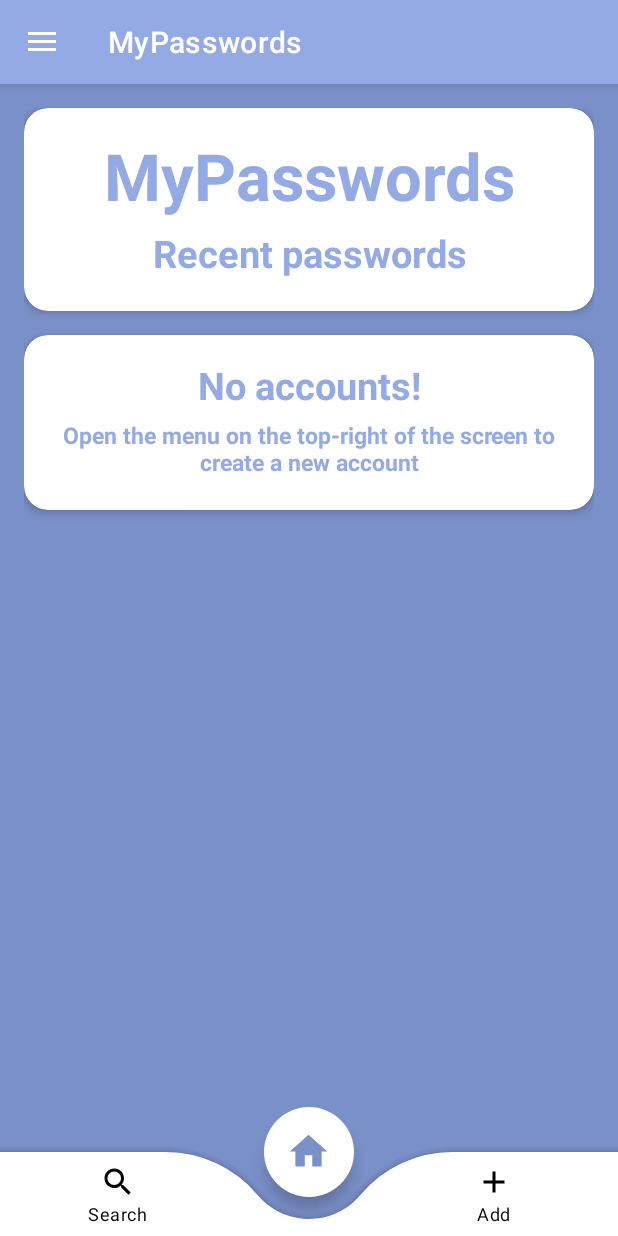
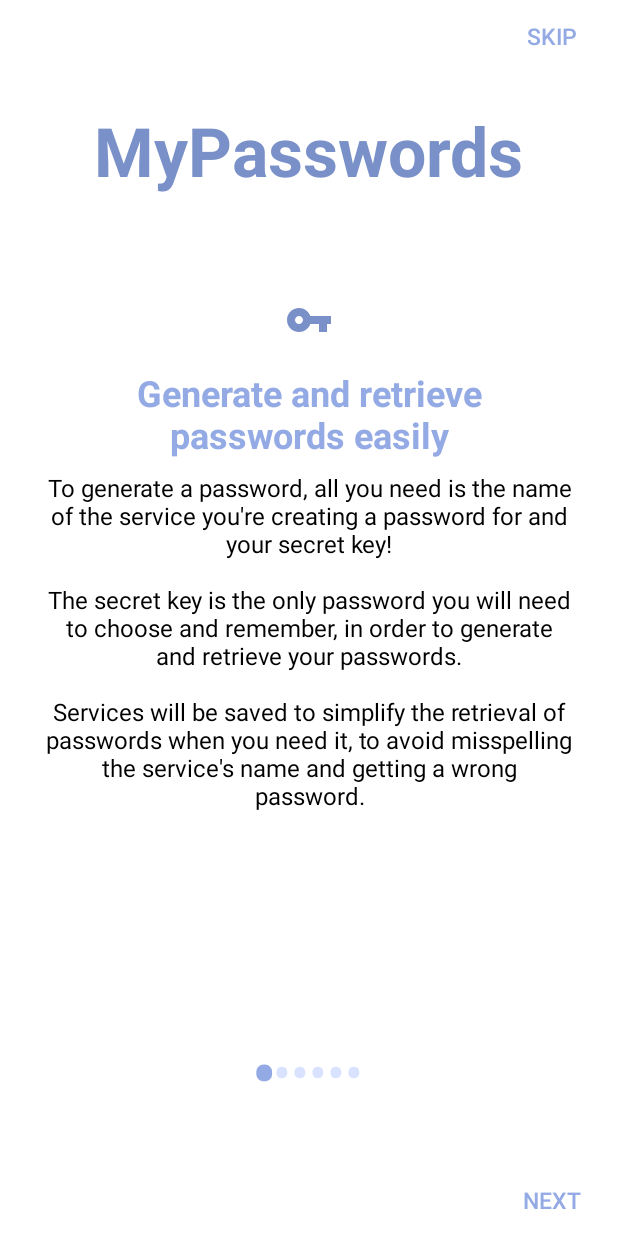
Before and after one commit to Bregaa/MyPasswordsAndroidApp, an Android app: the screen it shows after launch (MainActivity before the commit, OnboardingActivity after it), on a phone screen of 412 x 824 dp. Run offline under Robolectric (Android 15) with nearby library versions, the phone set to English and light mode, and no system bars.

Commit message:
Added most of the onboarding activity

```diff
--- a/app/build.gradle
+++ b/app/build.gradle
@@ -47,4 +47,5 @@ dependencies {
     testImplementation 'junit:junit:4.13.2'
     androidTestImplementation 'androidx.test.ext:junit:1.1.5'
     androidTestImplementation 'androidx.test.espresso:espresso-core:3.5.1'
+    implementation 'androidx.viewpager2:viewpager2:1.0.0'
 }
--- a/app/src/main/java/it/matteobreganni/mypasswords/ui/MainActivity.java
+++ b/app/src/main/java/it/matteobreganni/mypasswords/ui/MainActivity.java
@@ -11,9 +11,10 @@ import androidx.fragment.app.FragmentManager;
 import androidx.fragment.app.FragmentTransaction;
 
 import android.content.Context;
+import android.content.Intent;
+import android.content.SharedPreferences;
 import android.content.res.ColorStateList;
 import android.os.Bundle;
-import android.util.Log;
 import android.view.Menu;
 import android.view.MenuItem;
 import android.view.View;
@@ -29,7 +30,6 @@ import java.util.List;
 
 import it.matteobreganni.mypasswords.R;
 import it.matteobreganni.mypasswords.databinding.ActivityMainBinding;
-import utils.EncryptionHandlers;
 import utils.FileHandlers;
 import utils.OtherFunctions;
 
@@ -47,14 +47,25 @@ public class MainActivity extends AppCompatActivity {
         binding = ActivityMainBinding.inflate(getLayoutInflater());
         setContentView(binding.getRoot());
 
-        /*Setting default stuff*/
+        // Check if the introduction has been shown fully
+        SharedPreferences prefs = getSharedPreferences("myPrefs", MODE_PRIVATE);
+        boolean hasIntroductionBeenShown = prefs.getBoolean("hasIntroductionBeenShown", false);
+        if (!hasIntroductionBeenShown) {
+            // Launch IntroductionActivity
+            Intent intent = new Intent(MainActivity.this, OnboardingActivity.class);
+            startActivity(intent);
+            finish();
+            return;
+        }
+
+        // Setting default stuff
         replaceFragment(new HomeFragment(), "HomeFragment");    // Set the default fragment
         binding.drawerNavigationView.getMenu().getItem(0).setChecked(true);; // Set the default selected item of the drawer menu
         binding.bottomNavigationView.setSelectedItemId(R.id.home);  // Set the default selected item of the bottom menu
         binding.bottomNavigationView.setBackground(null);
         initializeDrawerMenuAccountsList(this); // Initializes the drawer menu's items with the saved accounts
 
-        /*Drawer menu initializations*/
+        // Drawer menu initializations
         toggle = new ActionBarDrawerToggle(this, binding.drawerLayout, R.string.navigation_drawer_open, R.string.navigation_drawer_close);  // Links drawer to the action bar
         binding.drawerLayout.addDrawerListener(toggle); // Toggle will handle the interactions between action bar and drawer
         toggle.syncState(); // Syncs the action bar icon to the state of the drawer
--- /dev/null
+++ b/app/src/main/java/it/matteobreganni/mypasswords/ui/OnboardingActivity.java
@@ -0,0 +1,161 @@
+package it.matteobreganni.mypasswords.ui;
+
+import androidx.appcompat.app.AppCompatActivity;
+import androidx.viewpager2.widget.ViewPager2;
+
+import android.content.Intent;
+import android.content.SharedPreferences;
+import android.os.Bundle;
+import android.text.Html;
+import android.util.Log;
+import android.view.View;
+import android.view.animation.Animation;
+import android.view.animation.AnimationUtils;
+import android.widget.Button;
+import android.widget.LinearLayout;
+import android.widget.TextView;
+
+import java.util.ArrayList;
+import java.util.List;
+
+import it.matteobreganni.mypasswords.R;
+import utils.SlideItem;
+import utils.SliderAdapter;
+
+public class OnboardingActivity extends AppCompatActivity {
+
+    private ViewPager2 sliderViewPager;
+    private SliderAdapter sliderAdapter;
+    private List<SlideItem> slideItems;
+    private LinearLayout dotsLayout;
+    private TextView[] dots;
+    private Button sliderNextButton, sliderSkipButton, sliderBeginButton, sliderBackButton;
+    private boolean firstLoad = true;
+    private Animation slideUpAnimation;
+
+    @Override
+    protected void onCreate(Bundle savedInstanceState) {
+        super.onCreate(savedInstanceState);
+        setContentView(R.layout.activity_onboarding);
+
+        sliderViewPager = findViewById(R.id.sliderViewPager);
+        dotsLayout = findViewById(R.id.dotsLayout);
+        sliderNextButton = findViewById(R.id.sliderNextButton);
+        sliderSkipButton = findViewById(R.id.sliderSkipButton);
+        sliderBackButton = findViewById(R.id.sliderBackButton);
+        sliderBeginButton = findViewById(R.id.sliderBeginButton);
+
+        slideUpAnimation = AnimationUtils.loadAnimation(this, R.anim.slide_up);
+
+        slideItems = new ArrayList<>();
+        slideItems.add(new SlideItem(R.drawable.ic_baseline_vpn_key_24, "Generate and retrieve passwords easily", "To generate a password, all you need is the name of the service you're creating a password for and your secret key!" +
+                "\n\nThe secret key is the only password you will need to choose and remember, in order to generate and retrieve your passwords." +
+                "\n\nServices will be saved to simplify the retrieval of passwords when you need it, to avoid misspelling the service's name and getting a wrong password."));
+        slideItems.add(new SlideItem(R.drawable.ic_baseline_new_label_24, "Simplify password retrievals through aliases", "Adding aliases to your services will simplify their research when you need them!" +
+                "\n\nFor example, on the \"Google\" service, you could add \"Youtube\" and \"Gmail\" as aliases, since they all have the same password that has been generated through the \"Google\" service name."));
+        slideItems.add(new SlideItem(R.drawable.ic_baseline_switch_account_24, "Manage multiple profiles", "Create a different profile for each one of your emails." +
+                "\n\nDifferent profiles will generate different passwords for the same services, even if the secret key is the same! If you wish, you can also use different secret keys across different profiles."));
+        slideItems.add(new SlideItem(R.drawable.ic_baseline_lock_24, "Keep your passwords safe", "What is the safest way to store passwords? Not storing them!" +
+                "\n\nThanks to the generation mechanism none of the generated passwords have to be saved anywhere, because you will be able to re-generate the same exact passwords by choosing the same service name and writing your secret key!" +
+                "\n\nAlso, MyPasswords saves the necessary data to manage the app locally on your device, nothing is saved in the cloud or shared in any way."));
+        slideItems.add(new SlideItem(R.drawable.ic_baseline_info_24, "How does it work?", "Each password is created by hashing the combination of the profile's email, the service you need a password for, and a secret key you choose. " +
+                "\n\nThe hash mechanism ensures the same password is generated every time the same three parameters are used. Different emails, services or secret keys will generate different passwords. This means that only you are able to re-generate your passwords" +
+                "\n\nFor example, \"email@email.com\", \"google\" and \"mypassword\" will always generate the password \"hq5Pf2I27s+Ty1i\" (try it yourself in the app!)."));
+        slideItems.add(new SlideItem(R.drawable.ic_baseline_code_24, "A source-available project", "This app is free and it's source code is available on Github. If you're not sure about it's security, feel free to check the code and build the app yourself!" +
+                "\n\nIf you need any more info on how the app works, visit the github page below!" +
+                "\n\n\nEnjoy the app, " +
+                "\nMatteo Breganni"));
+
+        sliderAdapter = new SliderAdapter(this, slideItems);
+        sliderViewPager.setAdapter(sliderAdapter);
+
+        addDotsIndicator(0);
+        sliderViewPager.registerOnPageChangeCallback(new ViewPager2.OnPageChangeCallback() {
+            @Override
+            public void onPageSelected(int position) {
+                if (!firstLoad) {
+                    addDotsIndicator(position);
+                }
+                firstLoad = false;
+
+                if (position == 0){
+                    sliderBackButton.setVisibility(View.INVISIBLE);
+                    sliderNextButton.setVisibility(View.VISIBLE);
+                    sliderSkipButton.setVisibility(View.VISIBLE);
+                    sliderBeginButton.setVisibility(View.INVISIBLE);
+                } else if (position == slideItems.size() - 1) {
+                    sliderBackButton.setVisibility(View.INVISIBLE);
+                    sliderNextButton.setVisibility(View.INVISIBLE);
+                    sliderSkipButton.setVisibility(View.INVISIBLE);
+                    sliderBeginButton.setVisibility(View.VISIBLE);
+
+                    sliderBeginButton.startAnimation(slideUpAnimation);
+                } else {
+                    sliderBackButton.setVisibility(View.VISIBLE);
+                    sliderNextButton.setVisibility(View.VISIBLE);
+                    sliderSkipButton.setVisibility(View.VISIBLE);
+                    sliderBeginButton.setVisibility(View.INVISIBLE);
+
+                    sliderBeginButton.clearAnimation();
+                }
+            }
+        });
+
+        sliderBackButton.setOnClickListener(v -> {
+            int currentItem = sliderViewPager.getCurrentItem();
+            if (currentItem > 0) {
+                sliderViewPager.setCurrentItem(currentItem - 1);
+            }
+        });
+
+        sliderNextButton.setOnClickListener(v -> {
+            int currentItem = sliderViewPager.getCurrentItem();
+            if (currentItem < slideItems.size() - 1) {
+                sliderViewPager.setCurrentItem(currentItem + 1);
+            }
+        });
+
+        sliderSkipButton.setOnClickListener(v -> {
+            sliderViewPager.setCurrentItem(slideItems.size() - 1, true);
+        });
+
+        sliderBeginButton.setOnClickListener(v -> {
+            introductionHasBeenShown();
+            navigateToMainActivity();
+        });
+    }
+
+    private void addDotsIndicator(int position) {
+        dots = new TextView[slideItems.size()];
+        dotsLayout.removeAllViews();
+
+        for (int i = 0; i < dots.length; i++) {
+            dots[i] = new TextView(this);
+            dots[i].setText("\u2022");
+            dots[i].setTextSize(35);
+            dots[i].setTextColor(getColor(R.color.inactiveDotColor));
+            dots[i].setScaleX(1.0f);
+            dots[i].setScaleY(1.0f);
+            dotsLayout.addView(dots[i]);
+        }
+
+        if (dots.length > 0) {
+            dots[position].setTextColor(getColor(R.color.activeDotColor));
+
+            dots[position].animate().scaleX(1.5f).scaleY(1.5f).setDuration(300).start();
+        }
+    }
+
+    private void introductionHasBeenShown() {
+        SharedPreferences prefs = getSharedPreferences("myPrefs", MODE_PRIVATE);
+        SharedPreferences.Editor editor = prefs.edit();
+        editor.putBoolean("hasIntroductionBeenShown", true);
+        editor.apply();
+    }
+
+    private void navigateToMainActivity() {
+        Intent intent = new Intent(OnboardingActivity.this, MainActivity.class);
+        startActivity(intent);
+        finish();
+    }
+}
--- /dev/null
+++ b/app/src/main/java/utils/SlideItem.java
@@ -0,0 +1,26 @@
+package utils;
+
+public class SlideItem {
+
+    private int image;
+    private String title;
+    private String description;
+
+    public SlideItem(int image, String title, String description) {
+        this.image = image;
+        this.title = title;
+        this.description = description;
+    }
+
+    public int getImage() {
+        return image;
+    }
+
+    public String getTitle() {
+        return title;
+    }
+
+    public String getDescription() {
+        return description;
+    }
+}
--- /dev/null
+++ b/app/src/main/java/utils/SliderAdapter.java
@@ -0,0 +1,58 @@
+package utils;
+
+import android.content.Context;
+import android.view.LayoutInflater;
+import android.view.View;
+import android.view.ViewGroup;
+import android.widget.ImageView;
+import android.widget.TextView;
+
+import androidx.annotation.NonNull;
+import androidx.recyclerview.widget.RecyclerView;
+
+import java.util.List;
+
+import it.matteobreganni.mypasswords.R;
+
+public class SliderAdapter extends RecyclerView.Adapter<SliderAdapter.SliderViewHolder> {
+
+    private Context context;
+    private List<SlideItem> slideItems;
+
+    public SliderAdapter(Context context, List<SlideItem> slideItems) {
+        this.context = context;
+        this.slideItems = slideItems;
+    }
+
+    @NonNull
+    @Override
+    public SliderViewHolder onCreateViewHolder(@NonNull ViewGroup parent, int viewType) {
+        View view = LayoutInflater.from(context).inflate(R.layout.slide, parent, false);
+        return new SliderViewHolder(view);
+    }
+
+    @Override
+    public void onBindViewHolder(@NonNull SliderViewHolder holder, int position) {
+        holder.imageView.setImageResource(slideItems.get(position).getImage());
+        holder.title.setText(slideItems.get(position).getTitle());
+        holder.description.setText(slideItems.get(position).getDescription());
+    }
+
+    @Override
+    public int getItemCount() {
+        return slideItems.size();
+    }
+
+    public static class SliderViewHolder extends RecyclerView.ViewHolder {
+
+        ImageView imageView;
+        TextView title, description;
+
+        public SliderViewHolder(@NonNull View itemView) {
+            super(itemView);
+            imageView = itemView.findViewById(R.id.slide_image);
+            title = itemView.findViewById(R.id.slide_title);
+            description = itemView.findViewById(R.id.slide_description);
+        }
+    }
+}
--- /dev/null
+++ b/app/src/main/res/anim/slide_up.xml
@@ -0,0 +1,5 @@
+<?xml version="1.0" encoding="utf-8"?>
+<translate xmlns:android="http://schemas.android.com/apk/res/android"
+    android:fromYDelta="15%p"
+    android:toYDelta="0"
+    android:duration="1000" />
--- /dev/null
+++ b/app/src/main/res/drawable/ic_baseline_code_24.xml
@@ -0,0 +1,9 @@
+<vector xmlns:android="http://schemas.android.com/apk/res/android"
+    android:height="32dp"
+    android:viewportHeight="24"
+    android:viewportWidth="24"
+    android:width="32dp">
+    <path
+        android:fillColor="@color/accountItemIconColor"
+        android:pathData="M9.4,16.6L4.8,12l4.6,-4.6L8,6l-6,6 6,6 1.4,-1.4zM14.6,16.6l4.6,-4.6 -4.6,-4.6L16,6l6,6 -6,6 -1.4,-1.4z"/>
+</vector>
--- /dev/null
+++ b/app/src/main/res/drawable/ic_baseline_info_24.xml
@@ -0,0 +1,9 @@
+<vector xmlns:android="http://schemas.android.com/apk/res/android"
+    android:height="32dp"
+    android:viewportHeight="24"
+    android:viewportWidth="24"
+    android:width="32dp">
+    <path
+        android:fillColor="@color/accountItemIconColor"
+        android:pathData="M12,2C6.48,2 2,6.48 2,12s4.48,10 10,10 10,-4.48 10,-10S17.52,2 12,2zM13,17h-2v-6h2v6zM13,9h-2L11,7h2v2z"/>
+</vector>
--- /dev/null
+++ b/app/src/main/res/drawable/ic_baseline_lock_24.xml
@@ -0,0 +1,9 @@
+<vector xmlns:android="http://schemas.android.com/apk/res/android"
+    android:height="32dp"
+    android:viewportHeight="24"
+    android:viewportWidth="24"
+    android:width="32dp">
+    <path
+        android:fillColor="@color/accountItemIconColor"
+        android:pathData="M18,8h-1L17,6c0,-2.76 -2.24,-5 -5,-5S7,3.24 7,6v2L6,8c-1.1,0 -2,0.9 -2,2v10c0,1.1 0.9,2 2,2h12c1.1,0 2,-0.9 2,-2L20,10c0,-1.1 -0.9,-2 -2,-2zM12,17c-1.1,0 -2,-0.9 -2,-2s0.9,-2 2,-2 2,0.9 2,2 -0.9,2 -2,2zM15.1,8L8.9,8L8.9,6c0,-1.71 1.39,-3.1 3.1,-3.1 1.71,0 3.1,1.39 3.1,3.1v2z"/>
+</vector>
--- /dev/null
+++ b/app/src/main/res/drawable/ic_baseline_new_label_24.xml
@@ -0,0 +1,9 @@
+<vector xmlns:android="http://schemas.android.com/apk/res/android"
+    android:height="32dp"
+    android:viewportHeight="24"
+    android:viewportWidth="24"
+    android:width="32dp">
+    <path
+        android:fillColor="@color/accountItemIconColor"
+        android:pathData="M21,12l-4.37,6.16C16.26,18.68 15.65,19 15,19h-3l0,-6H9v-3H3V7c0,-1.1 0.9,-2 2,-2h10c0.65,0 1.26,0.31 1.63,0.84L21,12zM10,15H7v-3H5v3H2v2h3v3h2v-3h3V15z"/>
+</vector>
--- /dev/null
+++ b/app/src/main/res/drawable/ic_baseline_switch_account_24.xml
@@ -0,0 +1,9 @@
+<vector xmlns:android="http://schemas.android.com/apk/res/android"
+    android:height="32dp"
+    android:viewportHeight="24"
+    android:viewportWidth="24"
+    android:width="32dp">
+    <path
+        android:fillColor="@color/accountItemIconColor"
+        android:pathData="M4,6L2,6v14c0,1.1 0.9,2 2,2h14v-2L4,20L4,6zM20,2L8,2c-1.1,0 -2,0.9 -2,2v12c0,1.1 0.9,2 2,2h12c1.1,0 2,-0.9 2,-2L22,4c0,-1.1 -0.9,-2 -2,-2zM14,4c1.66,0 3,1.34 3,3s-1.34,3 -3,3 -3,-1.34 -3,-3 1.34,-3 3,-3zM20,16L8,16v-1.5c0,-1.99 4,-3 6,-3s6,1.01 6,3L20,16z"/>
+</vector>
--- /dev/null
+++ b/app/src/main/res/drawable/ic_baseline_vpn_key_24.xml
@@ -0,0 +1,9 @@
+<vector xmlns:android="http://schemas.android.com/apk/res/android"
+    android:height="32dp"
+    android:viewportHeight="24"
+    android:viewportWidth="24"
+    android:width="32dp">
+    <path
+        android:fillColor="@color/accountItemIconColor"
+        android:pathData="M12.65,10C11.83,7.67 9.61,6 7,6c-3.31,0 -6,2.69 -6,6s2.69,6 6,6c2.61,0 4.83,-1.67 5.65,-4H17v4h4v-4h2v-4H12.65zM7,14c-1.1,0 -2,-0.9 -2,-2s0.9,-2 2,-2 2,0.9 2,2 -0.9,2 -2,2z"/>
+</vector>
--- /dev/null
+++ b/app/src/main/res/layout/activity_onboarding.xml
@@ -0,0 +1,98 @@
+<?xml version="1.0" encoding="utf-8"?>
+<androidx.constraintlayout.widget.ConstraintLayout xmlns:android="http://schemas.android.com/apk/res/android"
+    xmlns:app="http://schemas.android.com/apk/res-auto"
+    xmlns:tools="http://schemas.android.com/tools"
+    android:layout_width="match_parent"
+    android:layout_height="match_parent"
+    android:background="@color/white"
+    tools:context=".ui.OnboardingActivity">
+
+    <TextView
+        android:id="@+id/appTitle"
+        android:layout_width="wrap_content"
+        android:layout_height="wrap_content"
+        android:text="MyPasswords"
+        android:textSize="45sp"
+        android:textColor="@color/onboardingTitle"
+        android:layout_marginTop="70dp"
+        android:layout_marginStart="16dp"
+        android:layout_marginEnd="16dp"
+        android:textStyle="bold"
+        app:layout_constraintTop_toTopOf="parent"
+        app:layout_constraintStart_toStartOf="parent"
+        app:layout_constraintEnd_toEndOf="parent" />
+
+    <Button
+        android:id="@+id/sliderSkipButton"
+        android:layout_width="wrap_content"
+        android:layout_height="wrap_content"
+        android:background="?attr/selectableItemBackgroundBorderless"
+        android:padding="6dp"
+        android:visibility="invisible"
+        android:textColor="@color/onboardingButtonText"
+        android:text="Skip"
+        android:textSize="15sp"
+        app:layout_constraintEnd_toEndOf="parent"
+        app:layout_constraintTop_toTopOf="parent" />
+
+    <androidx.viewpager2.widget.ViewPager2
+        android:id="@+id/sliderViewPager"
+        android:layout_width="match_parent"
+        android:layout_height="0dp"
+        android:layout_marginVertical="50dp"
+        app:layout_constraintTop_toBottomOf="@id/sliderSkipButton"
+        app:layout_constraintBottom_toTopOf="@id/dotsLayout"
+        app:layout_constraintStart_toStartOf="parent"
+        app:layout_constraintEnd_toEndOf="parent" />
+
+    <Button
+        android:id="@+id/sliderBackButton"
+        android:layout_width="wrap_content"
+        android:layout_height="wrap_content"
+        android:background="?attr/selectableItemBackgroundBorderless"
+        android:visibility="invisible"
+        android:text="Back"
+        android:textSize="15sp"
+        android:textColor="@color/onboardingButtonText"
+        app:layout_constraintBottom_toBottomOf="parent"
+        app:layout_constraintStart_toStartOf="parent" />
+
+    <Button
+        android:id="@+id/sliderNextButton"
+        android:layout_width="wrap_content"
+        android:layout_height="wrap_content"
+        android:background="?attr/selectableItemBackgroundBorderless"
+        android:text="Next"
+        android:textSize="15sp"
+        android:textColor="@color/onboardingButtonText"
+        app:layout_constraintBottom_toBottomOf="parent"
+        app:layout_constraintEnd_toEndOf="parent" />
+
+    <LinearLayout
+        android:id="@+id/dotsLayout"
+        android:layout_width="wrap_content"
+        android:layout_height="wrap_content"
+        android:orientation="horizontal"
+        android:visibility="visible"
+        app:layout_constraintBottom_toTopOf="@id/sliderBeginButton"
+        app:layout_constraintEnd_toEndOf="parent"
+        app:layout_constraintStart_toStartOf="parent"
+        app:layout_constraintTop_toBottomOf="@id/sliderViewPager" />
+
+    <Button
+        android:id="@+id/sliderBeginButton"
+        android:layout_width="wrap_content"
+        android:layout_height="wrap_content"
+        android:text="Let's start!"
+        android:textSize="19sp"
+        android:backgroundTint="@color/fragmentButtonBackground"
+        android:paddingHorizontal="35dp"
+        android:paddingVertical="20dp"
+        android:layout_margin="20dp"
+        android:visibility="invisible"
+        android:textColor="@color/fragmentButtonText"
+        app:layout_constraintBottom_toBottomOf="parent"
+        app:layout_constraintStart_toStartOf="parent"
+        app:layout_constraintEnd_toEndOf="parent" />
+
+</androidx.constraintlayout.widget.ConstraintLayout>
--- /dev/null
+++ b/app/src/main/res/layout/slide.xml
@@ -0,0 +1,35 @@
+<?xml version="1.0" encoding="utf-8"?>
+<LinearLayout xmlns:android="http://schemas.android.com/apk/res/android"
+    android:layout_width="match_parent"
+    android:layout_height="match_parent"
+    android:orientation="vertical"
+    android:padding="30dp"
+    android:gravity="center">
+
+    <ImageView
+        android:id="@+id/slide_image"
+        android:layout_width="wrap_content"
+        android:layout_height="wrap_content"
+        android:src="@drawable/ic_launcher_foreground" />
+
+    <TextView
+        android:id="@+id/slide_title"
+        android:layout_width="wrap_content"
+        android:layout_height="wrap_content"
+        android:layout_marginTop="16dp"
+        android:text="Title"
+        android:textAlignment="center"
+        android:textSize="24sp"
+        android:textStyle="bold"
+        android:textColor="@color/primary" />
+
+    <TextView
+        android:id="@+id/slide_description"
+        android:layout_width="wrap_content"
+        android:layout_height="wrap_content"
+        android:layout_marginTop="8dp"
+        android:text="Description"
+        android:textAlignment="center"
+        android:textSize="16sp"
+        android:textColor="@color/black" />
+</LinearLayout>
--- a/app/src/main/res/values-night/colors.xml
+++ b/app/src/main/res/values-night/colors.xml
@@ -12,6 +12,12 @@
     <color name="statusBarColor">#131313</color>
     <color name="editTextLineColor">@android:color/white</color>
     <color name="editTextBackground">#131313</color>
+
+    <!--Onboarding screen colors-->
+    <color name="onboardingTitle">@android:color/system_accent1_400</color>
+    <color name="inactiveDotColor">@android:color/system_accent1_100</color>
+    <color name="activeDotColor">@android:color/system_accent1_300</color>
+    <color name="onboardingButtonText">@android:color/system_accent1_300</color>
 
     <!--Bottom menu colors-->
     <color name="bottomMenuBackground">#131313</color>
@@ -47,9 +53,12 @@
     <color name="fragmentHintText">#7E7E7E</color>
     <color name="fragmentEditTextLineColor">@android:color/system_accent1_300</color>
     <color name="fragmentButtonBackground">@android:color/system_accent1_400</color>
+    <color name="fragmentButtonBackgroundAlternative">#123123</color>
     <color name="fragmentButtonText">#FF000000</color>
+    <color name="fragmentButtonTextAlternative">#123123</color>
     <color name="fragmentButton2Background">#131313</color>
     <color name="fragmentButton2Text">@android:color/system_accent1_300</color>
     <color name="fragmentWarning">@android:color/system_accent2_300</color>
     <color name="fragmentCardViewBackground">#131313</color>
+
 </resources>
--- a/app/src/main/res/values/colors.xml
+++ b/app/src/main/res/values/colors.xml
@@ -12,6 +12,12 @@
     <color name="statusBarColor">@android:color/system_accent1_300</color>
     <color name="editTextLineColor">@android:color/black</color>
     <color name="editTextBackground">#FFFFFFFF</color>
+
+    <!--Onboarding screen colors-->
+    <color name="onboardingTitle">@android:color/system_accent1_400</color>
+    <color name="inactiveDotColor">@android:color/system_accent1_100</color>
+    <color name="activeDotColor">@android:color/system_accent1_300</color>
+    <color name="onboardingButtonText">@android:color/system_accent1_300</color>
 
     <!--Bottom menu colors-->
     <color name="bottomMenuBackground">#FFFFFFFF</color>
@@ -47,10 +53,13 @@
     <color name="fragmentHintText">#7E7E7E</color>
     <color name="fragmentEditTextLineColor">@android:color/system_accent1_300</color>
     <color name="fragmentButtonBackground">@android:color/system_accent1_300</color>
+    <color name="fragmentButtonBackgroundAlternative">#FFFFFFFF</color>
     <color name="fragmentButtonText">#FFFFFFFF</color>
+    <color name="fragmentButtonTextAlternative">#000000</color>
     <color name="fragmentButton2Background">#FFFFFFFF</color>
     <color name="fragmentButton2Text">@android:color/system_accent1_300</color>
     <color name="fragmentWarning">@android:color/system_accent2_300</color>
     <color name="fragmentTextIcon">@android:color/system_accent1_300</color>
     <color name="fragmentCardViewBackground">#FFFFFFFF</color>
+
 </resources>
```
Also changed, not shown: app/src/main/AndroidManifest.xml (+10 -2 lines).
